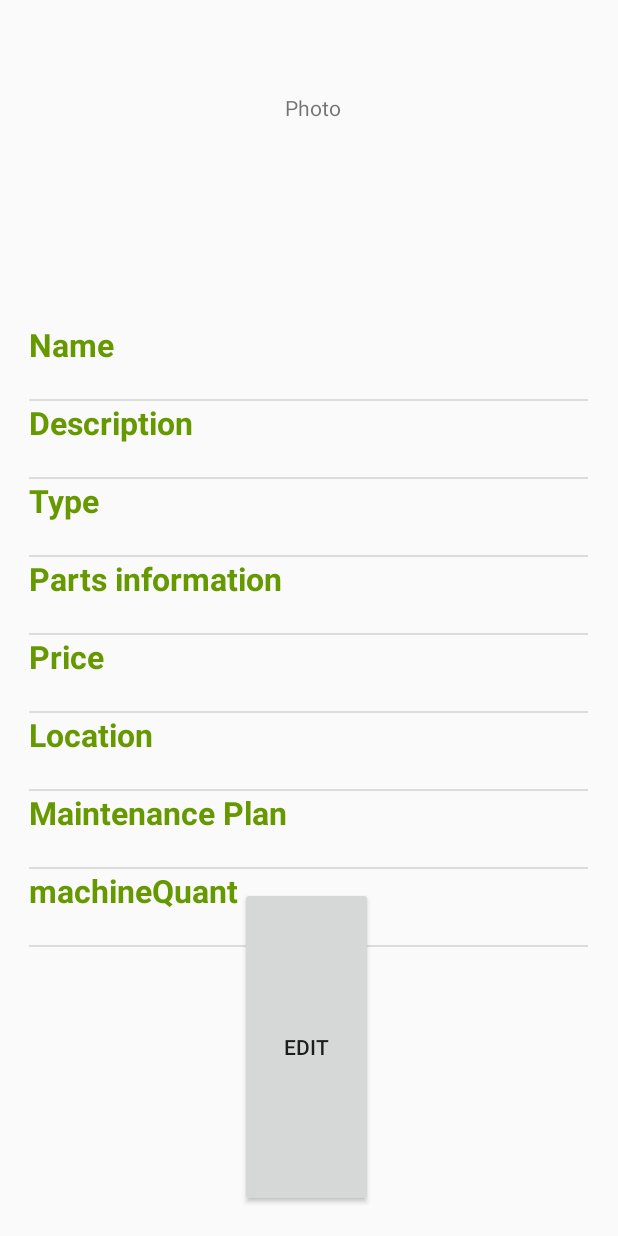
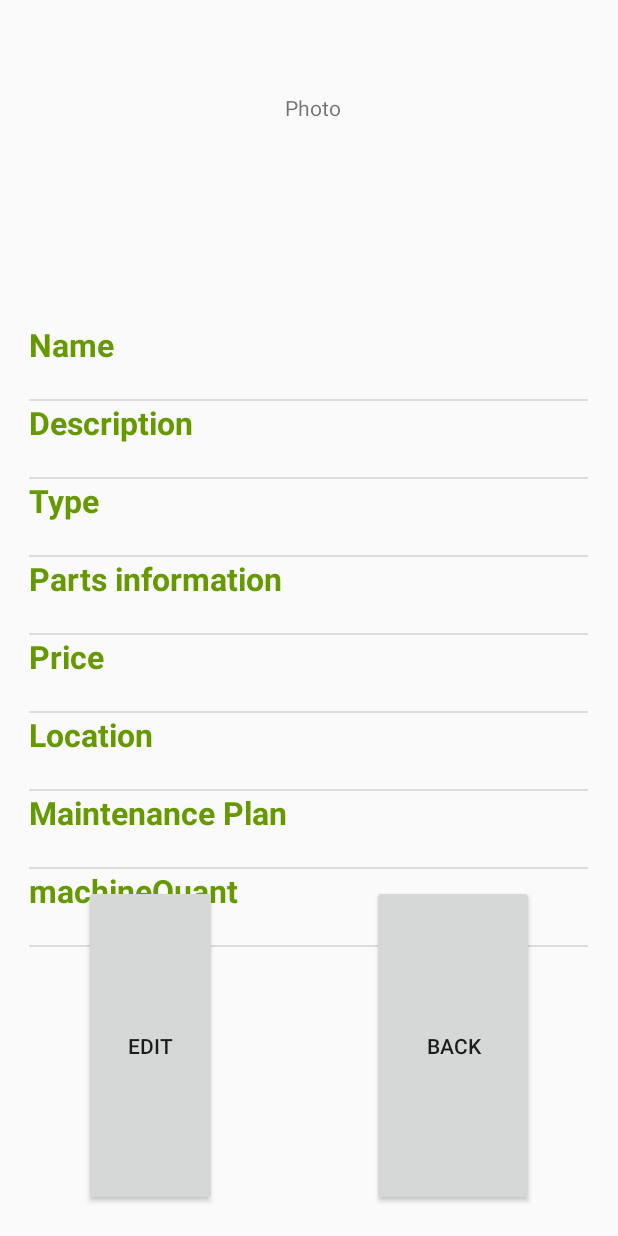
Before and after one commit to chenzhufeng/LogisticWizard, an Android app: the machineDisp screen opened directly, with no data from a screen before it, on a phone screen of 412 x 824 dp. Run offline under Robolectric (Android 15) with nearby library versions, the phone set to English and light mode, and no system bars; 9 statements that could not run were skipped.

Commit message:
save done

```diff
--- a/LogisticWizard/app/src/main/java/com/example/jeremy/logisticwizard/editInformation.java
+++ b/LogisticWizard/app/src/main/java/com/example/jeremy/logisticwizard/editInformation.java
@@ -50,6 +50,14 @@ public class editInformation extends AppCompatActivity implements AdapterView.On
         public void onClick(View v){
             saveInfo();
             Intent machine_intent = new Intent(v.getContext(), machineDisp.class);
+            machine_intent.putExtra("machineName", machineName2);
+            machine_intent.putExtra("machineDescription", machineDescp);
+            machine_intent.putExtra("machinePrice", machinePrice);
+            machine_intent.putExtra("machineLocation", machineLocat);
+            machine_intent.putExtra("machineType", machineType);
+            machine_intent.putExtra("machineParts", machineParts);
+            machine_intent.putExtra("maintainencePlan", maintainPlan);
+            machine_intent.putExtra("machineQuant", machineQuant);
             startActivity(machine_intent);
         }
 
--- a/LogisticWizard/app/src/main/java/com/example/jeremy/logisticwizard/machineDisp.java
+++ b/LogisticWizard/app/src/main/java/com/example/jeremy/logisticwizard/machineDisp.java
@@ -19,6 +19,7 @@ public class machineDisp extends Activity implements View.OnClickListener{
 
     private ListView lv;
     private Button editButton;
+    private Button backButton;
 
     String machineName;
     String machineDescription;
@@ -39,9 +40,8 @@ public class machineDisp extends Activity implements View.OnClickListener{
         editButton.setOnClickListener(this);
         lv = findViewById(R.id.machineInfoList);
 
-
-
-
+        backButton = findViewById(R.id.backButton);
+        backButton.setOnClickListener(this);
     }
 
     @Override
@@ -104,5 +104,9 @@ public class machineDisp extends Activity implements View.OnClickListener{
             machine_intent.putExtra("machineQuant", machineQuant);
             startActivity(machine_intent);
         }
+        if(v == backButton){
+            Intent intent = new Intent (v.getContext(), Machine.class);
+            startActivity(intent);
+        }
     }
 }
--- a/LogisticWizard/app/src/main/res/layout/machinedisp_layout.xml
+++ b/LogisticWizard/app/src/main/res/layout/machinedisp_layout.xml
@@ -48,12 +48,30 @@
         android:layout_alignParentEnd="true"
         android:layout_alignParentRight="true"
         android:layout_alignParentBottom="true"
-        android:layout_marginStart="160dp"
-        android:layout_marginLeft="160dp"
-        android:layout_marginTop="591dp"
-        android:layout_marginEnd="163dp"
-        android:layout_marginRight="163dp"
-        android:layout_marginBottom="19dp"
+        android:layout_marginStart="56dp"
+        android:layout_marginLeft="56dp"
+        android:layout_marginTop="590dp"
+        android:layout_marginEnd="267dp"
+        android:layout_marginRight="267dp"
+        android:layout_marginBottom="20dp"
         android:text="Edit" />
 
+    <Button
+        android:id="@+id/backButton"
+        android:layout_width="wrap_content"
+        android:layout_height="wrap_content"
+        android:layout_alignParentStart="true"
+        android:layout_alignParentLeft="true"
+        android:layout_alignParentTop="true"
+        android:layout_alignParentEnd="true"
+        android:layout_alignParentRight="true"
+        android:layout_alignParentBottom="true"
+        android:layout_marginStart="248dp"
+        android:layout_marginLeft="267dp"
+        android:layout_marginTop="590dp"
+        android:layout_marginEnd="56dp"
+        android:layout_marginRight="56dp"
+        android:layout_marginBottom="20dp"
+        android:text="Back" />
+
 </RelativeLayout>
```
